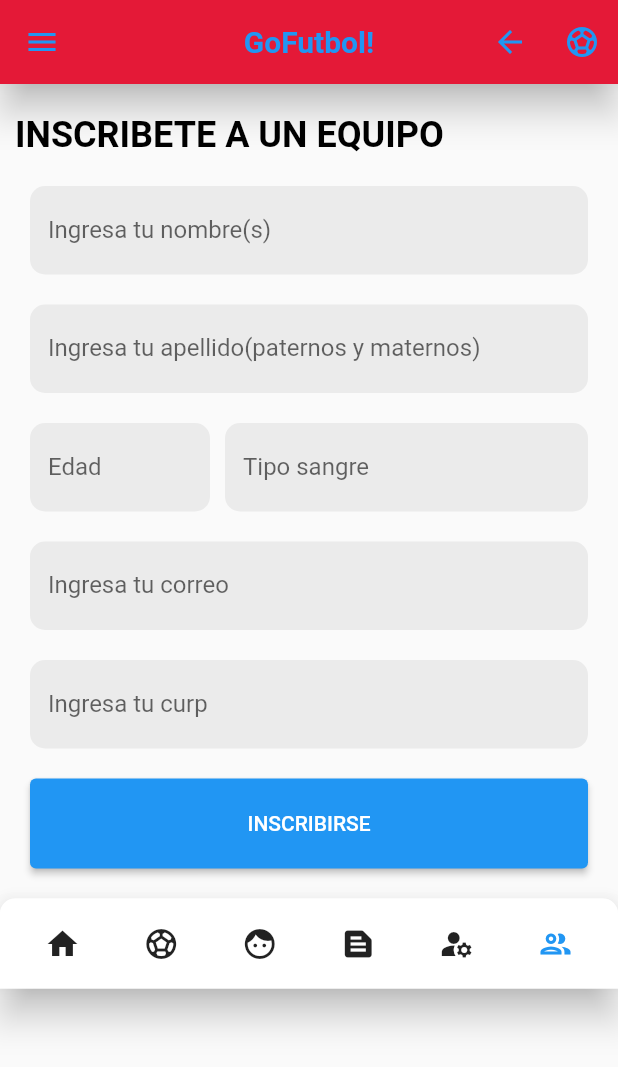
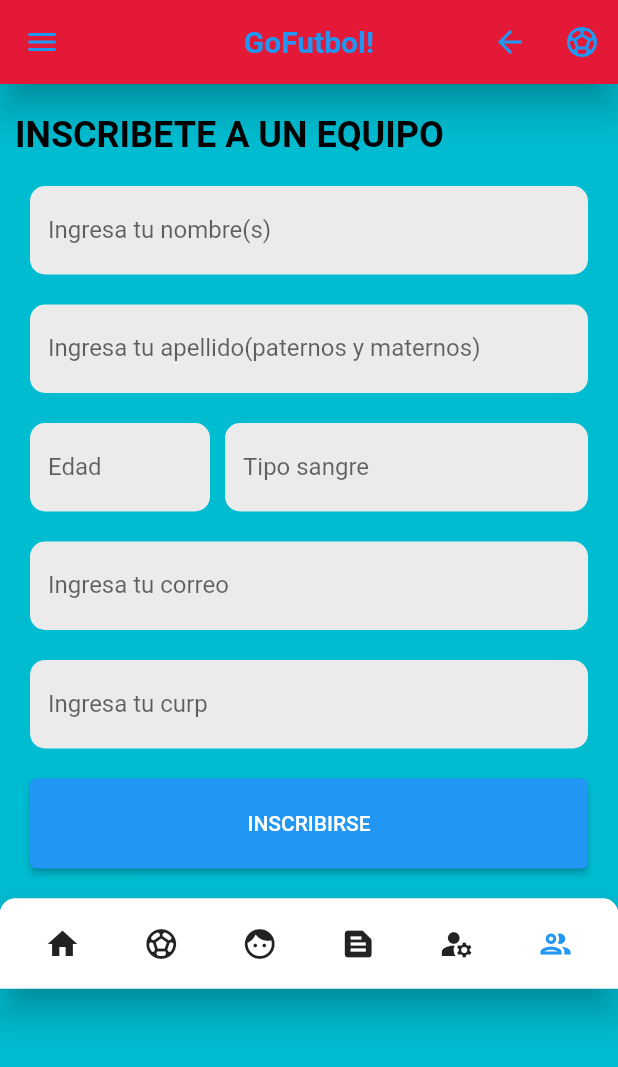
Before and after one commit to AngelJesusHernandezBlanco6-j/Proyecto_final_android, a Flutter app: the Inscripcion screen opened by its route, on a phone screen of 412 x 824 dp. Shown: the top 1067 px of the screen. Run offline on Flutter 3.47's test engine with Material 2 defaults, Android fonts, the phone set to English and light mode, and no system bars; our stand-ins replace card_swiper, font_awesome_flutter; network calls fail.

```diff
--- a/lib/conclusion.dart
+++ b/lib/conclusion.dart
@@ -8,6 +8,7 @@ class Conclusion extends StatelessWidget {
       debugShowCheckedModeBanner: false,
       title: "GoFutbol!",
       home: Scaffold(
+        backgroundColor: Color(0xff00BCD1),
         appBar: AppBar(
           title: Text(
             'GoFutbo!',
--- a/lib/confirmacion.dart
+++ b/lib/confirmacion.dart
@@ -8,6 +8,7 @@ class Confirmacion extends StatelessWidget {
       debugShowCheckedModeBanner: false,
       title: "GoFutbol!",
       home: Scaffold(
+        backgroundColor: Color(0xff00BCD1),
         appBar: AppBar(
           title: Text(
             'GoFutbo!',
--- a/lib/datos.dart
+++ b/lib/datos.dart
@@ -8,6 +8,7 @@ class Datos extends StatelessWidget {
       debugShowCheckedModeBanner: false,
       title: 'GoFutbol!',
       home: Scaffold(
+        backgroundColor: Color(0xff00BCD1),
         appBar: AppBar(
           title: Text(
             'GoFutbol!',
--- a/lib/equipos.dart
+++ b/lib/equipos.dart
@@ -8,6 +8,7 @@ class Equipos extends StatelessWidget {
       debugShowCheckedModeBanner: false,
       title: 'GoFutbol!',
       home: Scaffold(
+        backgroundColor: Color(0xff00BCD1),
         appBar: AppBar(
           title: Text(
             'GoFutbol!',
--- a/lib/gridviewequipo.dart
+++ b/lib/gridviewequipo.dart
@@ -40,6 +40,7 @@ class Gridviewequipo extends StatelessWidget {
   @override
   Widget build(BuildContext context) {
     return Scaffold(
+      backgroundColor: Color(0xff00BCD1),
       appBar: AppBar(
         centerTitle: true,
         backgroundColor: Colors.red.shade700,
--- a/lib/inicio.dart
+++ b/lib/inicio.dart
@@ -16,6 +16,7 @@ class Inicio extends StatelessWidget {
         debugShowCheckedModeBanner: false,
         title: 'GoFutbol!',
         home: Scaffold(
+          backgroundColor: Color(0xff00BCD1),
           appBar: AppBar(
             backgroundColor: rojo,
             elevation: 10,
--- a/lib/inscripcion.dart
+++ b/lib/inscripcion.dart
@@ -7,6 +7,7 @@ class Inscripcion extends StatelessWidget {
   @override
   Widget build(BuildContext context) {
     return Scaffold(
+      backgroundColor: Color(0xff00BCD1),
       appBar: AppBar(
         backgroundColor: rojo,
         elevation: 10,
--- a/lib/jugadores.dart
+++ b/lib/jugadores.dart
@@ -7,6 +7,7 @@ class Jugadores extends StatelessWidget {
   @override
   Widget build(BuildContext context) {
     return Scaffold(
+      backgroundColor: Color(0xff00BCD1),
       appBar: AppBar(
         backgroundColor: rojo,
         elevation: 10,
```
Also changed, not shown: 1 other file.
